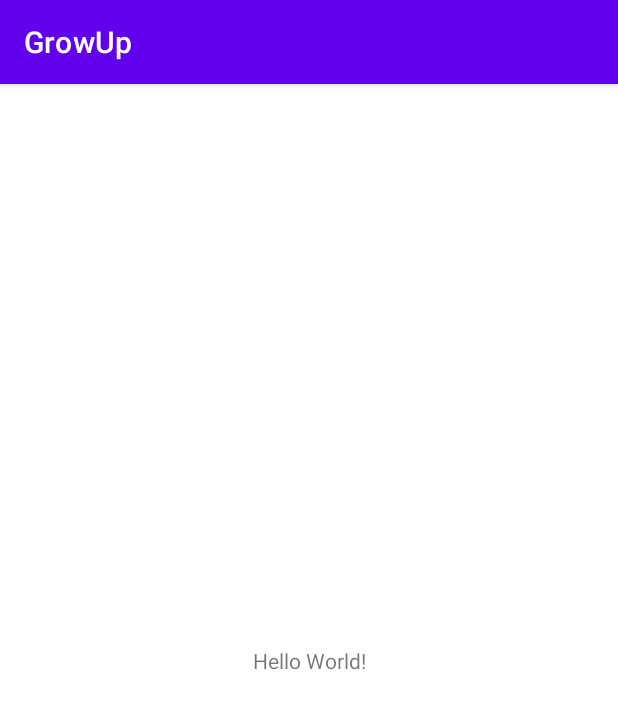
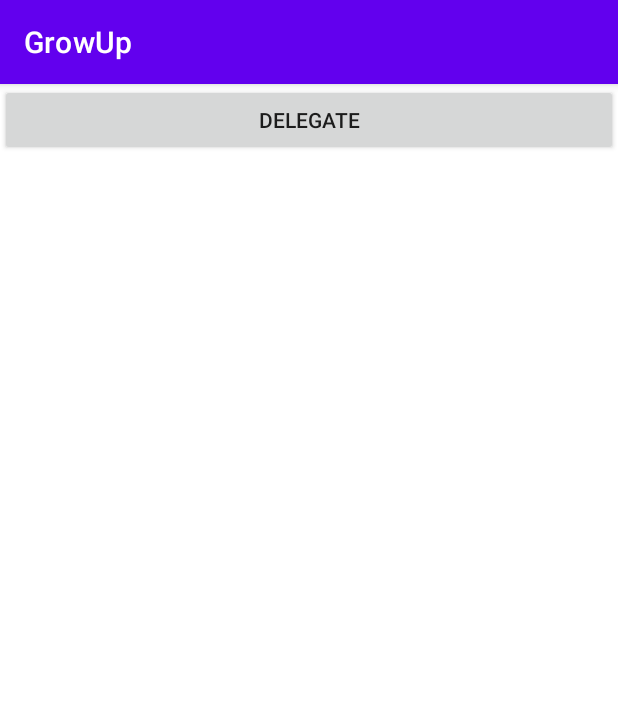
Before and after one commit to KarenSuqiasyan/GrowUp, an Android app: the screen it shows after launch (MainActivity), on a phone screen of 412 x 824 dp. Shown: the top 709 px of the screen. Run offline under Robolectric (Android 15) with nearby library versions, the phone set to English and light mode, and no system bars.

```diff
--- a/app/build.gradle
+++ b/app/build.gradle
@@ -48,5 +48,7 @@ dependencies {
     androidTestImplementation 'androidx.test.ext:junit:1.1.5'
     androidTestImplementation 'androidx.test.espresso:espresso-core:3.5.1'
     implementation 'com.google.code.gson:gson:2.10.1'
+    implementation "io.insert-koin:koin-android:3.2.2"
+    implementation "io.insert-koin:koin-androidx-compose:3.2.1"
 
 }
--- a/app/src/main/AndroidManifest.xml
+++ b/app/src/main/AndroidManifest.xml
@@ -3,6 +3,7 @@
     xmlns:tools="http://schemas.android.com/tools">
 
     <application
+        android:name=".MyApplication"
         android:allowBackup="true"
         android:dataExtractionRules="@xml/data_extraction_rules"
         android:fullBackupContent="@xml/backup_rules"
@@ -12,6 +13,9 @@
         android:supportsRtl="true"
         android:theme="@style/Theme.GrowUp"
         tools:targetApi="31">
+        <activity
+            android:name=".delegate.ui.DelegateActivity"
+            android:exported="false" />
         <activity
             android:name=".MainActivity"
             android:exported="true">
--- /dev/null
+++ b/app/src/main/java/com/example/growup/BaseApplication.kt
@@ -0,0 +1,19 @@
+package com.example.growup
+
+import android.app.Application
+import org.koin.android.ext.koin.androidContext
+import org.koin.core.context.startKoin
+import org.koin.core.module.Module
+
+abstract class BaseApplication: Application() {
+
+    override fun onCreate() {
+        super.onCreate()
+
+        startKoin {
+            androidContext(this@BaseApplication)
+            modules(getKoinModules())
+        }
+    }
+    abstract fun getKoinModules(): List<Module>
+}
--- a/app/src/main/java/com/example/growup/MainActivity.kt
+++ b/app/src/main/java/com/example/growup/MainActivity.kt
@@ -1,96 +1,38 @@
 package com.example.growup
 
+import android.content.Intent
 import android.os.Bundle
+import android.view.View
 import androidx.appcompat.app.AppCompatActivity
+import androidx.appcompat.widget.AppCompatButton
 import com.example.growup.databinding.ActivityMainBinding
+import com.example.growup.delegate.ui.DelegateActivity
 
-class MainActivity : AppCompatActivity(), NetworkCallback {
-
+class MainActivity : AppCompatActivity(), View.OnClickListener {
 
     private lateinit var binding: ActivityMainBinding
-
-//    var param: String by TrimDelegate()
-
     override fun onCreate(savedInstanceState: Bundle?) {
         super.onCreate(savedInstanceState)
         binding = ActivityMainBinding.inflate(layoutInflater)
         setContentView(binding.root)
 
-        val delegate = NetworkDelegate()
-        val client = NetworkClientWithDelegate(delegate)
 
-        client.makeNetworkRequest()
+        GrowUpEnum.values().forEach {
+            val button = AppCompatButton(this)
+            button.text = it.name.replace("_", " ")
+            button.tag = it
+            binding.linearLayout.addView(button)
+            button.setOnClickListener(this)
+        }
     }
-
-    override fun onSuccess(response: String) {
-        binding.resultTextView.text = "Success: $response"
-    }
-
-    override fun onFailure(error: String) {
-        binding.resultTextView.text = "Failure: $error"
+    override fun onClick(p0: View?) {
+        when (p0?.tag as GrowUpEnum) {
+            GrowUpEnum.DELEGATE -> startActivity(
+                Intent(this, DelegateActivity::class.java)
+            )
+        }
     }
 }
-
-//class TrimDelegate : ReadWriteProperty<Any?, String> {
-//
-//    private var trimmedValue: String = ""
-//
-//    override fun getValue(
-//        thisRef: Any?,
-//        property: KProperty<*>
-//    ): String {
-//        return trimmedValue
-//    }
-//
-//    override fun setValue(
-//        thisRef: Any?,
-//        property: KProperty<*>, value: String
-//    ) {
-//        trimmedValue = value.trim()
-//    }
-//}
-//
-//
-//fun SharedPreferences.stringNullable(
-//    defaultValue: String? = null,
-//    key: (KProperty<*>) -> String = KProperty<*>::name
-//): ReadWriteProperty<Any, String?> =
-//    object : ReadWriteProperty<Any, String?> {
-//        override fun getValue(
-//            thisRef: Any,
-//            property: KProperty<*>
-//        ) = getString(key(property), defaultValue)
-//
-//        override fun setValue(
-//            thisRef: Any,
-//            property: KProperty<*>,
-//            value: String?
-//        ) = edit().putString(key(property), value).apply()
-//    }
-//
-//fun SharedPreferences.int(
-//    defaultValue: Int = 0,
-//    key: (KProperty<*>) -> String = KProperty<*>::name
-//): ReadWriteProperty<Any, Int> =
-//    object : ReadWriteProperty<Any, Int> {
-//        override fun getValue(
-//            thisRef: Any,
-//            property: KProperty<*>
-//        ) = getInt(key(property), defaultValue)
-//
-//        override fun setValue(
-//            thisRef: Any,
-//            property: KProperty<*>,
-//            value: Int
-//        ) = edit().putInt(key(property), value).apply()
-//    }
-//
-//class Settings(context: Context) {
-//
-//    private val prefs: SharedPreferences =
-//        PreferenceManager.getDefaultSharedPreferences(context)
-//
-//    var param1 by prefs.stringNullable()
-//    var param2 by prefs.int()
-//
-//}
+enum class GrowUpEnum {
+    DELEGATE
+}
--- /dev/null
+++ b/app/src/main/java/com/example/growup/MyApplication.kt
@@ -0,0 +1,23 @@
+package com.example.growup
+
+import android.app.Application
+import com.example.growup.delegate.di.delegateModule
+import org.koin.android.ext.koin.androidContext
+import org.koin.core.context.startKoin
+import org.koin.core.module.Module
+
+class MyApplication : BaseApplication() {
+
+    override fun onCreate() {
+        super.onCreate()
+        instance = this
+    }
+
+    override fun getKoinModules(): List<Module> = listOf(
+        delegateModule(applicationContext)
+    )
+
+    companion object {
+        lateinit var instance: MyApplication
+    }
+}
--- a/app/src/main/java/com/example/growup/Delegate.kt
+++ b/app/src/main/java/com/example/growup/delegate/ClassDelegate.kt
@@ -1,4 +1,4 @@
-package com.example.growup
+package com.example.growup.delegate
 
 import kotlin.reflect.KProperty
 
--- /dev/null
+++ b/app/src/main/java/com/example/growup/delegate/di/DelegateModule.kt
@@ -0,0 +1,16 @@
+package com.example.growup.delegate.di
+
+import android.content.Context
+import androidx.activity.ComponentActivity
+import com.example.growup.delegate.ui.DelegateActivity
+import com.example.growup.delegate.data.SettingsRepository
+import com.example.growup.delegate.viewmodel.SettingsViewModel
+import org.koin.androidx.viewmodel.dsl.viewModel
+import org.koin.core.qualifier.named
+import org.koin.dsl.module
+
+fun delegateModule(context: Context) = module {
+    single { SettingsRepository(get()) }
+    single { context.getSharedPreferences("delegates", ComponentActivity.MODE_PRIVATE) }
+    viewModel { SettingsViewModel(get()) }
+}
--- a/app/src/main/res/layout/activity_main.xml
+++ b/app/src/main/res/layout/activity_main.xml
@@ -1,21 +1,31 @@
-<layout xmlns:android="http://schemas.android.com/apk/res/android"
-    xmlns:app="http://schemas.android.com/apk/res-auto"
-    xmlns:tools="http://schemas.android.com/tools">
+<?xml version="1.0" encoding="utf-8"?>
+<androidx.constraintlayout.widget.ConstraintLayout xmlns:android="http://schemas.android.com/apk/res/android"
+    xmlns:tools="http://schemas.android.com/tools"
+    android:layout_width="match_parent"
+    android:layout_height="match_parent"
+    tools:context="com.example.growup.MainActivity">
 
-    <androidx.constraintlayout.widget.ConstraintLayout
+    <ScrollView
         android:layout_width="match_parent"
-        android:layout_height="match_parent"
-        tools:context=".MainActivity">
+        android:layout_height="match_parent">
 
-        <TextView
-            android:id="@+id/resultTextView"
-            android:layout_width="wrap_content"
+        <LinearLayout
+            android:id="@+id/linearLayout"
+            android:layout_width="match_parent"
             android:layout_height="wrap_content"
-            android:text="Hello World!"
-            app:layout_constraintBottom_toBottomOf="parent"
-            app:layout_constraintEnd_toEndOf="parent"
-            app:layout_constraintStart_toStartOf="parent"
-            app:layout_constraintTop_toTopOf="parent" />
+            android:orientation="vertical">
 
-    </androidx.constraintlayout.widget.ConstraintLayout>
-</layout>
+        </LinearLayout>
+    </ScrollView>
+
+    <!--    <androidx.appcompat.widget.AppCompatButton-->
+    <!--        android:id="@+id/buttonCalculator"-->
+    <!--        android:layout_width="wrap_content"-->
+    <!--        android:layout_height="wrap_content"-->
+    <!--        android:text="@string/calculator"-->
+    <!--        app:layout_constraintBottom_toBottomOf="parent"-->
+    <!--        app:layout_constraintEnd_toEndOf="parent"-->
+    <!--        app:layout_constraintStart_toStartOf="parent"-->
+    <!--        app:layout_constraintTop_toTopOf="parent" />-->
+
+</androidx.constraintlayout.widget.ConstraintLayout>
```
Also changed, not shown: app/src/main/java/com/example/growup/delegate/data/PreferencesManager.kt (added, +22 -0 lines), app/src/main/java/com/example/growup/delegate/data/SettingsRepository.kt (added, +10 -0 lines), app/src/main/java/com/example/growup/delegate/ui/DelegateActivity.kt (added, +48 -0 lines), app/src/main/java/com/example/growup/delegate/viewmodel/SettingsViewModel.kt (added, +22 -0 lines), app/src/main/res/layout/activity_delegate.xml (added, +58 -0 lines), app/src/main/res/values/styles.xml (added, +8 -0 lines), app/src/main/java/com/example/growup/UsCoPreferencesManager.kt (deleted), app/src/main/java/com/example/growup/delegate/test/Delegates.kt (renamed from app/src/main/java/com/example/growup/Delegates.kt), app/src/main/java/com/example/growup/delegate/test/NotDelegate.kt (renamed from app/src/main/java/com/example/growup/NotDelegate.kt).
